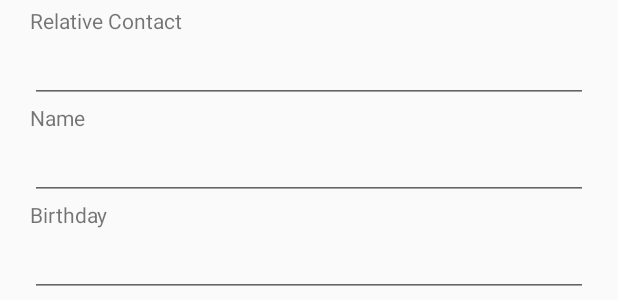
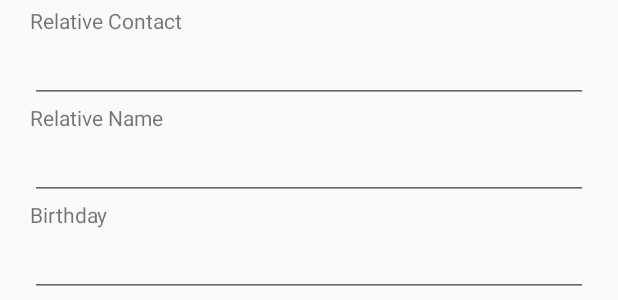
Before and after one commit to JoshuaLim995/Golden_Age_Project, an Android app: the layout content_add_patient.xml on its own in the app's theme, with its tools: preview values and no code run, on a phone screen of 412 x 824 dp. Shown: the part 218-518 px from the top of the screen. Run offline under Robolectric (Android 15) with nearby library versions, the phone set to English and light mode, and no system bars.

Commit message:
Add code in AddPatientActivity.java

```diff
--- a/GoldenAge/app/src/main/res/layout/content_add_patient.xml
+++ b/GoldenAge/app/src/main/res/layout/content_add_patient.xml
@@ -25,6 +25,7 @@
                 android:text="@string/Name" />
 
             <EditText
+                android:id="@+id/item_patient_name"
                 android:layout_width="match_parent"
                 android:layout_height="wrap_content" />
 
@@ -35,6 +36,7 @@
                 android:text="@string/IC" />
 
             <EditText
+                android:id="@+id/item_patient_ic"
                 android:layout_width="match_parent"
                 android:layout_height="wrap_content" />
 
@@ -45,6 +47,7 @@
                 android:text="Relative Contact" />
 
             <EditText
+                android:id="@+id/item_patient_relative_contact"
                 android:layout_width="match_parent"
                 android:layout_height="wrap_content" />
 
@@ -52,9 +55,10 @@
             <TextView
                 android:layout_width="wrap_content"
                 android:layout_height="wrap_content"
-                android:text="@string/Name" />
+                android:text="Relative Name" />
 
             <EditText
+                android:id="@+id/item_patient_relative_name"
                 android:layout_width="match_parent"
                 android:layout_height="wrap_content" />
 
@@ -65,6 +69,7 @@
                 android:text="@string/Birthday" />
 
             <EditText
+                android:id="@+id/item_patient_birthday"
                 android:layout_width="match_parent"
                 android:layout_height="wrap_content" />
 
@@ -75,26 +80,31 @@
                 android:text="Meals" />
 
             <CheckBox
+                android:id="@+id/cbxPork"
                 android:layout_width="wrap_content"
                 android:layout_height="wrap_content"
                 android:text="Pork" />
 
             <CheckBox
+                android:id="@+id/cbxFish"
                 android:layout_width="wrap_content"
                 android:layout_height="wrap_content"
                 android:text="Fish" />
 
             <CheckBox
+                android:id="@+id/cbxVegetarian"
                 android:layout_width="wrap_content"
                 android:layout_height="wrap_content"
                 android:text="Vegetarian" />
 
             <TextView
+                android:id="@+id/cbxOthers"
                 android:layout_width="wrap_content"
                 android:layout_height="wrap_content"
                 android:text="Others" />
 
             <EditText
+                android:id="@+id/item_other_meal"
                 android:layout_width="match_parent"
                 android:layout_height="wrap_content" />
 
@@ -116,6 +126,7 @@
                 android:text="Photo" />
 
             <Button
+                android:id="@+id/btnAddPhoto"
                 android:layout_width="wrap_content"
                 android:layout_height="wrap_content"
                 android:text="Add Photo" />
```
Also changed, not shown: GoldenAge/app/src/main/java/com/joshua_lsj/goldenage/AddPatientActivity.java (+32 -0 lines), GoldenAge/app/src/main/java/com/joshua_lsj/goldenage/DatePickerFragment.java (added, +34 -0 lines), GoldenAge/app/src/main/java/com/joshua_lsj/goldenage/Patient.java (added, +33 -0 lines).
